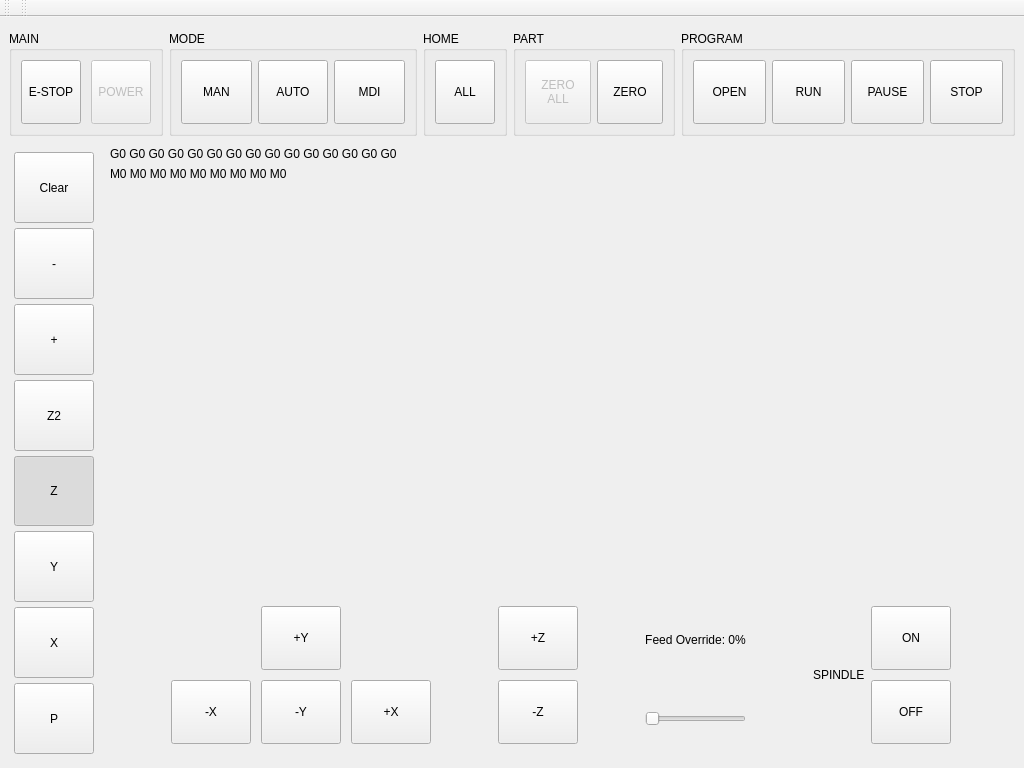
This is tnc/ui/window.ui in kcjengr/turbonc as Qt 5 draws it before an edit. The edited form follows.
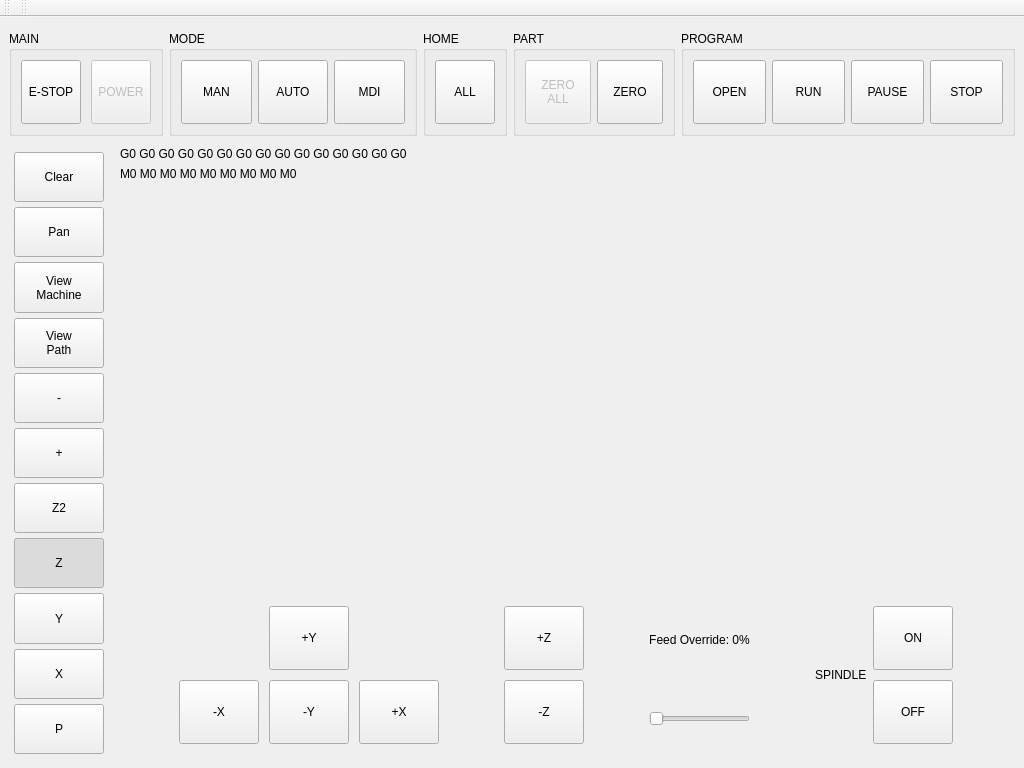
This is the edited form. Icons and pictures are not drawn. Custom widgets are drawn as their Qt base class.

Commit message: enable panning

What changed in the file:
```diff
--- a/tnc/ui/window.ui
+++ b/tnc/ui/window.ui
@@ -455,6 +455,18 @@
      <layout class="QHBoxLayout" name="horizontalLayout">
       <item>
        <widget class="QWidget" name="horizontalWidget" native="true">
+        <property name="minimumSize">
+         <size>
+          <width>100</width>
+          <height>0</height>
+         </size>
+        </property>
+        <property name="sizeIncrement">
+         <size>
+          <width>0</width>
+          <height>0</height>
+         </size>
+        </property>
         <layout class="QVBoxLayout" name="verticalLayout_6">
          <property name="spacing">
           <number>5</number>
@@ -482,7 +494,7 @@
            <property name="minimumSize">
             <size>
              <width>64</width>
-             <height>64</height>
+             <height>48</height>
             </size>
            </property>
            <property name="text">
@@ -490,6 +502,68 @@
            </property>
           </widget>
          </item>
+         <item>
+          <widget class="QPushButton" name="plotClear_2">
+           <property name="sizePolicy">
+            <sizepolicy hsizetype="Preferred" vsizetype="Preferred">
+             <horstretch>0</horstretch>
+             <verstretch>0</verstretch>
+            </sizepolicy>
+           </property>
+           <property name="minimumSize">
+            <size>
+             <width>64</width>
+             <height>48</height>
+            </size>
+           </property>
+           <property name="text">
+            <string>Pan</string>
+           </property>
+           <property name="checkable">
+            <bool>true</bool>
+           </property>
+          </widget>
+         </item>
+         <item>
+          <widget class="QPushButton" name="plotClear_3">
+           <property name="sizePolicy">
+            <sizepolicy hsizetype="Preferred" vsizetype="Preferred">
+             <horstretch>0</horstretch>
+             <verstretch>0</verstretch>
+            </sizepolicy>
+           </property>
+           <property name="minimumSize">
+            <size>
+             <width>64</width>
+             <height>48</height>
+            </size>
+           </property>
+           <property name="text">
+            <string>View
+Machine</string>
+           </property>
+          </widget>
+         </item>
+         <item>
+          <widget class="QPushButton" name="plotClear_5">
+           <property name="sizePolicy">
+            <sizepolicy hsizetype="Preferred" vsizetype="Preferred">
+             <horstretch>0</horstretch>
+             <verstretch>0</verstretch>
+            </sizepolicy>
+           </property>
+           <property name="minimumSize">
+            <size>
+             <width>64</width>
+             <height>48</height>
+            </size>
+           </property>
+           <property name="text">
+            <string>View
+Path</string>
+           </property>
+          </widget>
+         </item>
          <item>
           <widget class="QPushButton" name="plotMinus">
            <property name="sizePolicy">
@@ -501,7 +575,7 @@
            <property name="minimumSize">
             <size>
              <width>64</width>
-             <height>64</height>
+             <height>48</height>
             </size>
            </property>
            <property name="text">
@@ -520,7 +594,7 @@
            <property name="minimumSize">
             <size>
              <width>64</width>
-             <height>64</height>
+             <height>48</height>
             </size>
            </property>
            <property name="text">
@@ -539,7 +613,7 @@
            <property name="minimumSize">
             <size>
              <width>64</width>
-             <height>64</height>
+             <height>48</height>
             </size>
            </property>
            <property name="text">
@@ -564,7 +638,7 @@
            <property name="minimumSize">
             <size>
              <width>64</width>
-             <height>64</height>
+             <height>48</height>
             </size>
            </property>
            <property name="text">
@@ -592,7 +666,7 @@
            <property name="minimumSize">
             <size>
              <width>64</width>
-             <height>64</height>
+             <height>48</height>
             </size>
            </property>
            <property name="text">
@@ -617,7 +691,7 @@
            <property name="minimumSize">
             <size>
              <width>64</width>
-             <height>64</height>
+             <height>48</height>
             </size>
            </property>
            <property name="text">
@@ -642,7 +716,7 @@
            <property name="minimumSize">
             <size>
              <width>64</width>
-             <height>64</height>
+             <height>48</height>
             </size>
            </property>
            <property name="text">
```
Left out of the diff: 92 changed lines with no effect on the pictures.
